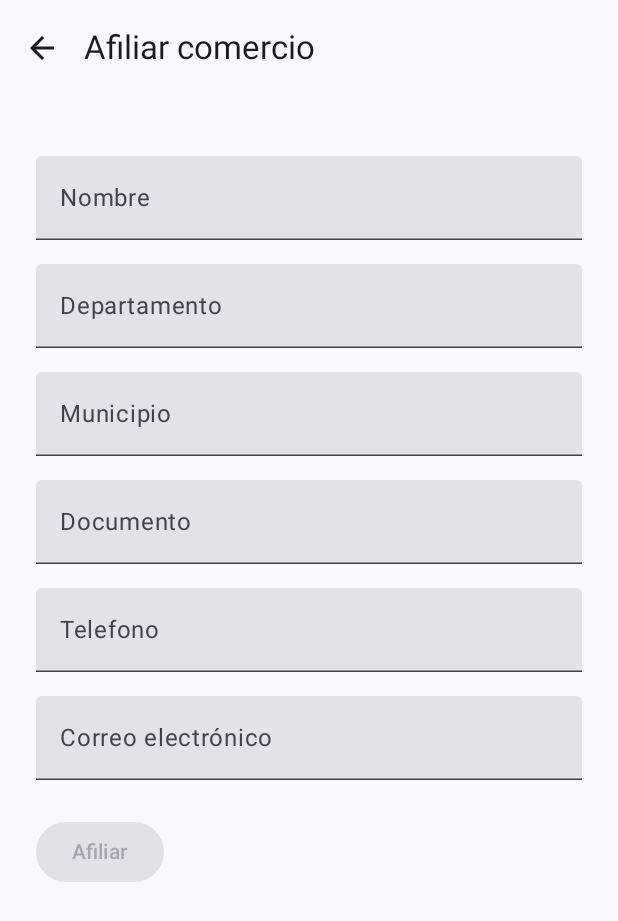
After one commit to ardon-dev/serfinsa-exam, an Android app built with Jetpack Compose: the JoinCommerceScreen screen opened through its navigation route, on a phone screen of 412 x 824 dp. The commit adds this screen. Shown: the top 921 px of the screen. Run offline under Robolectric (Android 15) with nearby library versions, the phone set to English and light mode, and no system bars.

Commit message:
Commerce affiliation app with following features:
- Login screen
- List of commerces
- Join commerce
- Commerce detail (with interactive status)

```diff
--- a/app/build.gradle.kts
+++ b/app/build.gradle.kts
@@ -2,6 +2,7 @@ plugins {
     alias(libs.plugins.android.application)
     alias(libs.plugins.kotlin.android)
     alias(libs.plugins.kotlin.compose)
+    alias(libs.plugins.kotlin.serialization)
 }
 
 android {
@@ -49,6 +50,7 @@ dependencies {
     implementation(libs.androidx.ui.graphics)
     implementation(libs.androidx.ui.tooling.preview)
     implementation(libs.androidx.material3)
+    implementation(libs.compose.navigation)
     testImplementation(libs.junit)
     androidTestImplementation(libs.androidx.junit)
     androidTestImplementation(libs.androidx.espresso.core)
--- a/app/src/main/java/com/ardondev/serfinsa/MainActivity.kt
+++ b/app/src/main/java/com/ardondev/serfinsa/MainActivity.kt
@@ -4,6 +4,7 @@ import android.os.Bundle
 import androidx.activity.ComponentActivity
 import androidx.activity.compose.setContent
 import androidx.activity.enableEdgeToEdge
+import androidx.compose.foundation.layout.Box
 import androidx.compose.foundation.layout.fillMaxSize
 import androidx.compose.foundation.layout.padding
 import androidx.compose.material3.Scaffold
@@ -11,19 +12,48 @@ import androidx.compose.material3.Text
 import androidx.compose.runtime.Composable
 import androidx.compose.ui.Modifier
 import androidx.compose.ui.tooling.preview.Preview
+import androidx.navigation.compose.NavHost
+import androidx.navigation.compose.composable
+import androidx.navigation.compose.rememberNavController
+import androidx.navigation.toRoute
+import com.ardondev.serfinsa.screens.CommerceDetailScreen
+import com.ardondev.serfinsa.screens.HomeScreen
+import com.ardondev.serfinsa.screens.JoinCommerceScreen
+import com.ardondev.serfinsa.screens.LoginScreen
 import com.ardondev.serfinsa.ui.theme.SerfinsaTheme
 
 class MainActivity : ComponentActivity() {
+
+    private val viewModel = MainViewModel()
+
     override fun onCreate(savedInstanceState: Bundle?) {
         super.onCreate(savedInstanceState)
         enableEdgeToEdge()
         setContent {
+            val navController = rememberNavController()
             SerfinsaTheme {
-                Scaffold(modifier = Modifier.fillMaxSize()) { innerPadding ->
-                    Greeting(
-                        name = "Android",
-                        modifier = Modifier.padding(innerPadding)
-                    )
+                NavHost(
+                    navController = navController, startDestination = LoginRoute
+                ) {
+                    composable<LoginRoute> {
+                        LoginScreen(
+                            navController = navController
+                        )
+                    }
+                    composable<HomeRoute> {
+                        HomeScreen(navController = navController, viewModel = viewModel)
+                    }
+                    composable<JoinCommerceRoute> {
+                        JoinCommerceScreen(navController = navController, viewModel = viewModel)
+                    }
+                    composable<CommerceDetailRoute> { backStackEntry ->
+                        val route: CommerceDetailRoute = backStackEntry.toRoute()
+                        CommerceDetailScreen(
+                            id = route.id,
+                            navController = navController,
+                            viewModel = viewModel
+                        )
+                    }
                 }
             }
         }
@@ -33,8 +63,7 @@ class MainActivity : ComponentActivity() {
 @Composable
 fun Greeting(name: String, modifier: Modifier = Modifier) {
     Text(
-        text = "Hello $name!",
-        modifier = modifier
+        text = "Hello $name!", modifier = modifier
     )
 }
 
--- /dev/null
+++ b/app/src/main/java/com/ardondev/serfinsa/MainViewModel.kt
@@ -0,0 +1,81 @@
+package com.ardondev.serfinsa
+
+import androidx.compose.runtime.mutableStateOf
+import androidx.lifecycle.ViewModel
+import com.ardondev.serfinsa.models.Commerce
+import com.ardondev.serfinsa.models.Status
+import java.util.UUID
+
+class MainViewModel : ViewModel() {
+
+    val name = mutableStateOf("")
+    val department = mutableStateOf("")
+    val municipality = mutableStateOf("")
+    val document = mutableStateOf("")
+    val phone = mutableStateOf("")
+    val email = mutableStateOf("")
+    val commerces = mutableStateOf<List<Commerce>>(listOf(
+        Commerce(
+            name = "Default",
+            email = "default@mail.com",
+            document = "01298240",
+            phone = "77728292",
+            department = "San Salvador",
+            municipality = "San Salvador",
+            id = UUID.randomUUID().toString(),
+            status = Status.ACCEPTED
+        )
+    ))
+
+    val validCommerce = mutableStateOf(false)
+
+    fun validateCommerce() {
+        validCommerce.value = (name.value.isNotEmpty() &&
+                department.value.isNotEmpty() &&
+                municipality.value.isNotEmpty() &&
+                document.value.isNotEmpty() &&
+                phone.value.isNotEmpty() &&
+                email.value.isNotEmpty())
+    }
+
+    fun clear() {
+        name.value = ""
+        department.value = ""
+        municipality.value = ""
+        document.value = ""
+        phone.value = ""
+        email.value = ""
+    }
+
+    fun joinCommerce() {
+        val newList = commerces.value.toMutableList().apply {
+            add(
+                Commerce(
+                    id = UUID.randomUUID().toString(),
+                    name = name.value,
+                    email = email.value,
+                    department = department.value,
+                    municipality = municipality.value,
+                    phone = phone.value,
+                    document = document.value,
+                    status = Status.PENDING
+                )
+            )
+        }.toList()
+        commerces.value = newList
+    }
+
+    fun approveCommerce(id: String) {
+        val newList = commerces.value.toMutableList().apply {
+            this.first { it.id == id }.status = Status.ACCEPTED
+        }.toList()
+        commerces.value = newList
+    }
+
+    fun rejectCommerce(id: String) {
+        val newList = commerces.value.toMutableList().apply {
+            this.first { it.id == id }.status = Status.REJECTED
+        }.toList()
+        commerces.value = newList
+    }
+}
--- /dev/null
+++ b/app/src/main/java/com/ardondev/serfinsa/NavRoutes.kt
@@ -0,0 +1,15 @@
+package com.ardondev.serfinsa
+
+import kotlinx.serialization.Serializable
+
+@Serializable
+object LoginRoute
+
+@Serializable
+object  HomeRoute
+
+@Serializable
+object JoinCommerceRoute
+
+@Serializable
+data class CommerceDetailRoute(val id: String)
--- /dev/null
+++ b/app/src/main/java/com/ardondev/serfinsa/models/Commerce.kt
@@ -0,0 +1,18 @@
+package com.ardondev.serfinsa.models
+
+data class Commerce(
+    val id: String,
+    val name: String,
+    val department: String,
+    val municipality: String,
+    val document: String,
+    val phone: String,
+    val email: String,
+    var status: Status
+)
+
+enum class Status(val title: String) {
+    PENDING("Pendiente"),
+    ACCEPTED("Aceptado"),
+    REJECTED("Rechazado")
+}
--- /dev/null
+++ b/app/src/main/java/com/ardondev/serfinsa/screens/JoinCommerceScreen.kt
@@ -0,0 +1,136 @@
+package com.ardondev.serfinsa.screens
+
+import androidx.compose.foundation.layout.Box
+import androidx.compose.foundation.layout.Column
+import androidx.compose.foundation.layout.Spacer
+import androidx.compose.foundation.layout.fillMaxSize
+import androidx.compose.foundation.layout.fillMaxWidth
+import androidx.compose.foundation.layout.padding
+import androidx.compose.foundation.layout.size
+import androidx.compose.material.icons.Icons
+import androidx.compose.material.icons.filled.ArrowBack
+import androidx.compose.material3.Button
+import androidx.compose.material3.ExperimentalMaterial3Api
+import androidx.compose.material3.Icon
+import androidx.compose.material3.IconButton
+import androidx.compose.material3.Scaffold
+import androidx.compose.material3.Text
+import androidx.compose.material3.TextField
+import androidx.compose.material3.TopAppBar
+import androidx.compose.runtime.Composable
+import androidx.compose.runtime.LaunchedEffect
+import androidx.compose.ui.Modifier
+import androidx.compose.ui.graphics.vector.rememberVectorPainter
+import androidx.compose.ui.unit.dp
+import androidx.navigation.NavController
+import com.ardondev.serfinsa.MainViewModel
+
+@OptIn(ExperimentalMaterial3Api::class)
+@Composable
+fun JoinCommerceScreen(
+    navController: NavController,
+    viewModel: MainViewModel
+) {
+
+    LaunchedEffect(Unit) {
+        viewModel.clear()
+    }
+
+    Scaffold(
+        topBar = {
+            TopAppBar(
+                navigationIcon = {
+                    IconButton(onClick = {
+                        navController.navigateUp()
+                    }) {
+                        Icon(
+                            painter = rememberVectorPainter(Icons.Default.ArrowBack),
+                            contentDescription = null
+                        )
+                    }
+                },
+                title = {
+                    Text("Afiliar comercio")
+                }
+            )
+        }
+    ) { innerPadding ->
+        Box(modifier = Modifier.padding(innerPadding)) {
+            Column(
+                Modifier
+                    .fillMaxSize()
+                    .padding(24.dp)
+            ) {
+                Spacer(Modifier.size(16.dp))
+                TextField(
+                    modifier = Modifier.fillMaxWidth(),
+                    label = { Text("Nombre") },
+                    value = viewModel.name.value,
+                    onValueChange = { newValue ->
+                        viewModel.validateCommerce()
+                        viewModel.name.value = newValue
+                    }
+                )
+                Spacer(Modifier.size(16.dp))
+                TextField(
+                    modifier = Modifier.fillMaxWidth(),
+                    label = { Text("Departamento") },
+                    value = viewModel.department.value,
+                    onValueChange = { newValue ->
+                        viewModel.validateCommerce()
+                        viewModel.department.value = newValue
+                    }
+                )
+                Spacer(Modifier.size(16.dp))
+                TextField(
+                    modifier = Modifier.fillMaxWidth(),
+                    label = { Text("Municipio") },
+                    value = viewModel.municipality.value,
+                    onValueChange = { newValue ->
+                        viewModel.validateCommerce()
+                        viewModel.municipality.value = newValue
+                    }
+                )
+                Spacer(Modifier.size(16.dp))
+                TextField(
+                    modifier = Modifier.fillMaxWidth(),
+                    label = { Text("Documento") },
+                    value = viewModel.document.value,
+                    onValueChange = { newValue ->
+                        viewModel.validateCommerce()
+                        viewModel.document.value = newValue
+                    }
+                )
+                Spacer(Modifier.size(16.dp))
+                TextField(
+                    modifier = Modifier.fillMaxWidth(),
+                    label = { Text("Telefono") },
+                    value = viewModel.phone.value,
+                    onValueChange = { newValue ->
+                        viewModel.validateCommerce()
+                        viewModel.phone.value = newValue
+                    }
+                )
+                Spacer(Modifier.size(16.dp))
+                TextField(
+                    modifier = Modifier.fillMaxWidth(),
+                    label = { Text("Correo electrónico") },
+                    value = viewModel.email.value,
+                    onValueChange = { newValue ->
+                        viewModel.validateCommerce()
+                        viewModel.email.value = newValue
+                    }
+                )
+                Spacer(Modifier.size(24.dp))
+                Button(
+                    enabled = viewModel.validCommerce.value,
+                    onClick = {
+                        viewModel.joinCommerce()
+                        navController.navigateUp()
+                    }) {
+                    Text("Afiliar")
+                }
+            }
+        }
+    }
+}
--- /dev/null
+++ b/app/src/main/java/com/ardondev/serfinsa/screens/LoginScreen.kt
@@ -0,0 +1,67 @@
+package com.ardondev.serfinsa.screens
+
+import androidx.compose.foundation.layout.Arrangement
+import androidx.compose.foundation.layout.Column
+import androidx.compose.foundation.layout.PaddingValues
+import androidx.compose.foundation.layout.Spacer
+import androidx.compose.foundation.layout.fillMaxSize
+import androidx.compose.foundation.layout.fillMaxWidth
+import androidx.compose.foundation.layout.padding
+import androidx.compose.foundation.layout.size
+import androidx.compose.material3.Button
+import androidx.compose.material3.MaterialTheme
+import androidx.compose.material3.Text
+import androidx.compose.material3.TextField
+import androidx.compose.runtime.Composable
+import androidx.compose.runtime.mutableStateOf
+import androidx.compose.runtime.saveable.rememberSaveable
+import androidx.compose.ui.Alignment
+import androidx.compose.ui.Modifier
+import androidx.compose.ui.unit.dp
+import androidx.navigation.NavController
+import com.ardondev.serfinsa.HomeRoute
+
+@Composable
+fun LoginScreen(
+    navController: NavController
+) {
+    val email = rememberSaveable { mutableStateOf("") }
+    val password = rememberSaveable { mutableStateOf("") }
+
+    Column(
+        horizontalAlignment = Alignment.CenterHorizontally,
+        verticalArrangement = Arrangement.Center,
+        modifier = Modifier
+            .fillMaxSize()
+            .padding(paddingValues = PaddingValues(24.dp))
+    ) {
+        Text("Inicio de Sesión", style = MaterialTheme.typography.headlineMedium)
+        Spacer(Modifier.size(16.dp))
+        TextField(
+            modifier = Modifier.fillMaxWidth(),
+            value = email.value,
+            label = { Text("Correo electrónico") },
+            onValueChange = { newValue ->
+                email.value = newValue
+            }
+        )
+        Spacer(Modifier.size(16.dp))
+        TextField(
+            modifier = Modifier.fillMaxWidth(),
+            label = { Text("Contraseña") },
+            value = password.value,
+            onValueChange = { newValue ->
+                password.value = newValue
+            }
+        )
+        Spacer(Modifier.size(24.dp))
+        Button(
+            enabled = email.value.isNotEmpty() && password.value.isNotEmpty(),
+            onClick = {
+                navController.navigate(HomeRoute)
+            }
+        ) {
+            Text("Login")
+        }
+    }
+}
--- a/build.gradle.kts
+++ b/build.gradle.kts
@@ -3,4 +3,5 @@ plugins {
     alias(libs.plugins.android.application) apply false
     alias(libs.plugins.kotlin.android) apply false
     alias(libs.plugins.kotlin.compose) apply false
+    alias(libs.plugins.kotlin.serialization) apply false
 }
```
Also changed, not shown: app/src/main/java/com/ardondev/serfinsa/screens/CommerceDetailScreen.kt (added, +141 -0 lines), app/src/main/java/com/ardondev/serfinsa/screens/HomeScreen.kt (added, +96 -0 lines), gradle/libs.versions.toml (+8 -4 lines).
